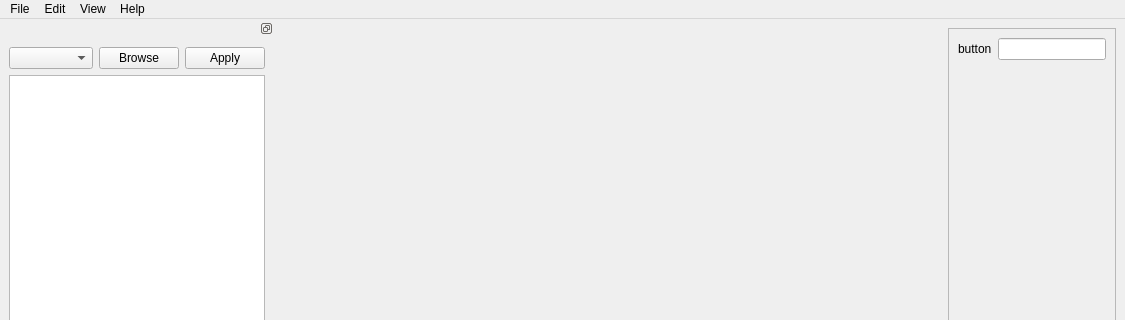
First picture: the form in scr/ui/PhysiCellGui.ui, repository Jhebertaz/PhysiCellGui, before the edit; both pictures show x 0 to 1125 and y 0 to 320 of the 1125 by 657 pixel window.
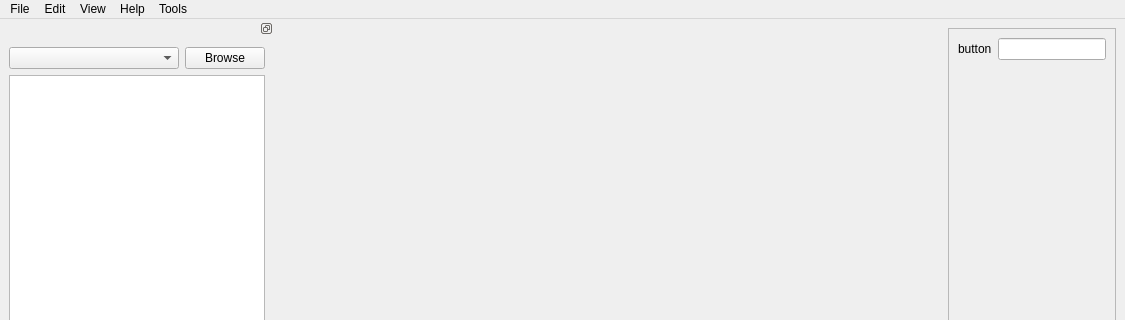
Second picture: the form after the edit.

The edit to the form file:
```diff
--- a/scr/ui/PhysiCellGui.ui
+++ b/scr/ui/PhysiCellGui.ui
@@ -126,10 +126,17 @@
     <addaction name="actionZoom_in"/>
     <addaction name="actionZoom_out"/>
    </widget>
+   <widget class="QMenu" name="menuTools">
+    <property name="title">
+     <string>Tools</string>
+    </property>
+    <addaction name="actionSvg_viewer"/>
+   </widget>
    <addaction name="menufile"/>
    <addaction name="menuEdit"/>
    <addaction name="menuView"/>
    <addaction name="menuHelp"/>
+   <addaction name="menuTools"/>
   </widget>
   <widget class="QStatusBar" name="statusbar"/>
   <widget class="QDockWidget" name="dockWidget">
@@ -147,7 +154,7 @@
         <number>0</number>
        </property>
        <item>
-        <layout class="QHBoxLayout" name="tree_file_browse" stretch="5,0,0">
+        <layout class="QHBoxLayout" name="tree_file_browse" stretch="5,0">
          <property name="leftMargin">
           <number>0</number>
          </property>
@@ -164,13 +171,6 @@
            </property>
           </widget>
          </item>
-         <item>
-          <widget class="QPushButton" name="tree_file_apply_button">
-           <property name="text">
-            <string>Apply</string>
-           </property>
-          </widget>
-         </item>
         </layout>
        </item>
        <item>
```
Left out of the diff: 5 changed lines with no effect on the pictures.
